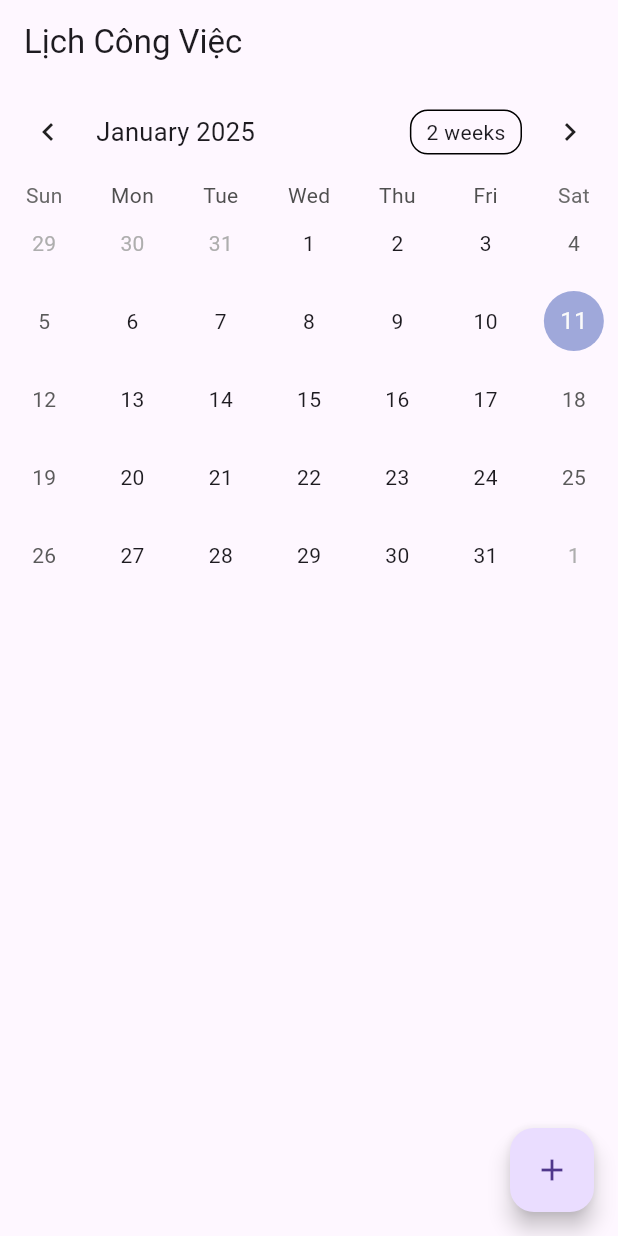
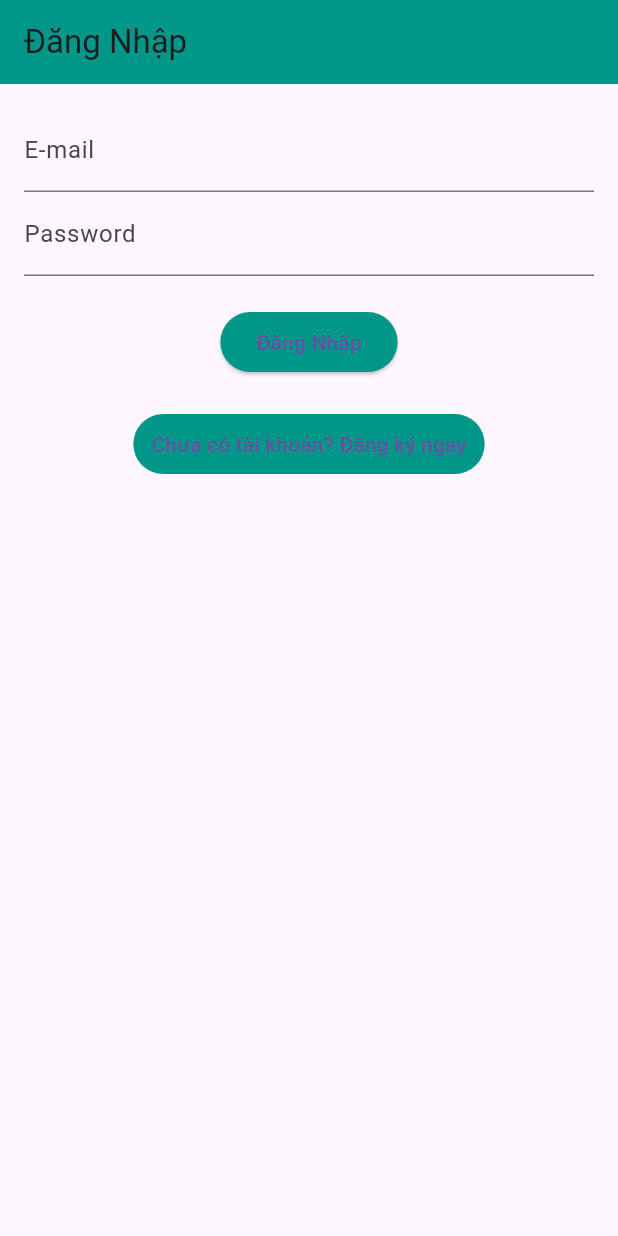
Before and after one commit to ThanhLeTu/Mobile-ToDoList, a Flutter app: the screen it shows after launch, on a phone screen of 412 x 824 dp. Run offline on Flutter 3.47's test engine with Material 3 defaults, Android fonts, the light colour scheme and no system bars; drawn by our look-alikes of table_calendar; our stand-ins replace cloud_firestore, firebase_auth, firebase_core, firebase_storage, flutter_local_notifications, image_picker and 1 more; accounts and stored records are empty.

Commit message:
code giao dien
code dang nhap dang ky vao giao dien

```diff
--- a/lib/main.dart
+++ b/lib/main.dart
@@ -1,17 +1,23 @@
 import 'package:flutter/material.dart';
 import 'package:firebase_core/firebase_core.dart';
 import 'screen/home_screen.dart';
+import 'screen/login_screen.dart';
+import 'screen/register_screen.dart';
 import 'package:timezone/data/latest_all.dart' as tz;
 import 'package:timezone/timezone.dart' as tz;
 import 'package:flutter_local_notifications/flutter_local_notifications.dart';
+import 'firebase_options.dart'; // Thêm dòng này
+
 final FlutterLocalNotificationsPlugin flutterLocalNotificationsPlugin =
     FlutterLocalNotificationsPlugin();
 
 void main() async {
   WidgetsFlutterBinding.ensureInitialized();
 
-  // Khởi tạo Firebase
-  await Firebase.initializeApp();
+  // Khởi tạo Firebase với cấu hình đúng
+  await Firebase.initializeApp(
+    options: DefaultFirebaseOptions.currentPlatform,
+  );
 
   const AndroidInitializationSettings initializationSettingsAndroid =
       AndroidInitializationSettings('@mipmap/ic_launcher');
@@ -26,12 +32,18 @@ void main() async {
 
   runApp(MyApp());
 }
+
 class MyApp extends StatelessWidget {
   @override
   Widget build(BuildContext context) {
     return MaterialApp(
       title: 'Lịch Công Việc',
-      home: CalendarScreen(),
+      home: LoginScreen(),
+      routes: {
+        '/login': (context) => LoginScreen(),
+        '/register': (context) => RegisterScreen(),
+        '/home': (context) => CalendarScreen(),
+      },
     );
   }
 }
--- /dev/null
+++ b/lib/screen/login_screen.dart
@@ -0,0 +1,77 @@
+import 'package:flutter/material.dart';
+import 'package:firebase_auth/firebase_auth.dart';
+import 'home_screen.dart';
+import 'register_screen.dart';
+
+class LoginScreen extends StatefulWidget {
+  @override
+  _LoginScreenState createState() => _LoginScreenState();
+}
+
+class _LoginScreenState extends State<LoginScreen> {
+  final _auth = FirebaseAuth.instance;
+  final _emailController = TextEditingController();
+  final _passwordController = TextEditingController();
+
+  Future<void> _login() async {
+    try {
+      await _auth.signInWithEmailAndPassword(
+        email: _emailController.text,
+        password: _passwordController.text,
+      );
+      Navigator.pushReplacement(
+        context,
+        MaterialPageRoute(builder: (context) => CalendarScreen()), // Chuyển đến trang CalendarScreen
+      );
+    } catch (e) {
+      print('Error: $e');
+    }
+  }
+
+  @override
+  Widget build(BuildContext context) {
+    return Scaffold(
+      appBar: AppBar(
+        title: Text('Đăng Nhập'),
+        backgroundColor: Colors.teal,
+      ),
+      body: Padding(
+        padding: const EdgeInsets.all(16.0),
+        child: Column(
+          children: [
+            TextField(
+              controller: _emailController,
+              decoration: InputDecoration(labelText: 'E-mail'),
+            ),
+            TextField(
+              controller: _passwordController,
+              decoration: InputDecoration(labelText: 'Password'),
+              obscureText: true,
+            ),
+            SizedBox(height: 20),
+            ElevatedButton(
+              onPressed: _login,
+              child: Text('Đăng Nhập'),
+              style: ElevatedButton.styleFrom(
+                backgroundColor: Colors.teal,
+              ),
+            ),
+            SizedBox(height: 20),
+            TextButton(
+              onPressed: () {
+                Navigator.push(
+                  context,
+                  MaterialPageRoute(builder: (context) => RegisterScreen()),
+                );
+              },
+              child: Text('Chưa có tài khoản? Đăng ký ngay'),
+              style: TextButton.styleFrom(
+                backgroundColor: Colors.teal,
+              ),
+            ),
+          ],
+        ),
+      ),
+    );
+  }
+}
--- a/pubspec.yaml
+++ b/pubspec.yaml
@@ -15,6 +15,9 @@ dependencies:
   provider: ^6.1.2
   flutter_local_notifications: ^18.0.1
   timezone: ^0.10.0
+  firebase_auth: ^5.4.0
+  image_picker: ^1.1.2
+  firebase_storage: ^12.4.0
 
 dev_dependencies:
   flutter_test:
```
Also changed, not shown: lib/screen/home_screen.dart (+67 -19 lines), lib/screen/register_screen.dart (added, +252 -0 lines), lib/firebase_options.dart, pubspec.lock, 10 other files.
